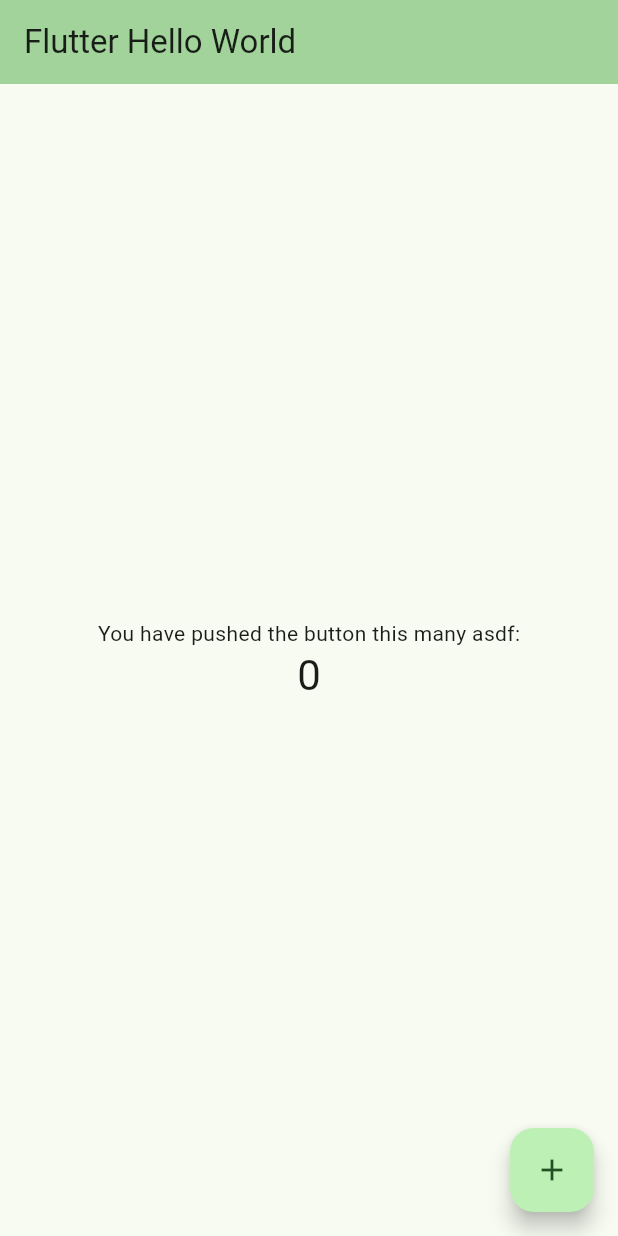
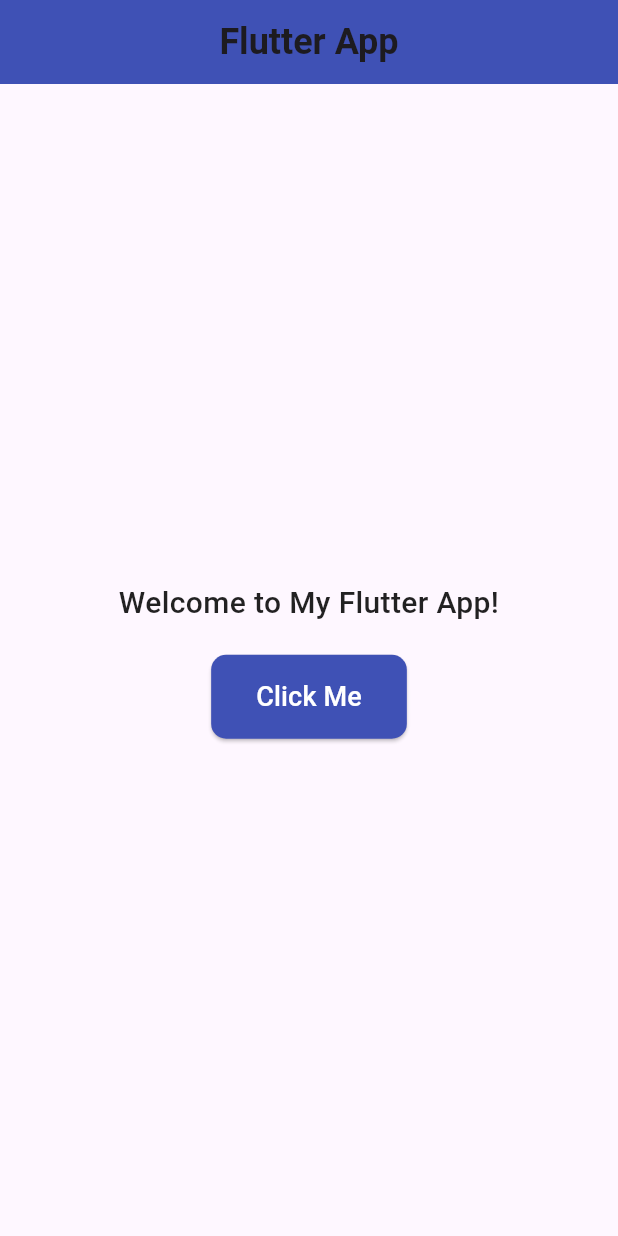
Before and after one commit to BerkePoslu/flutter_uek_app, a Flutter app: the screen it shows after launch, on a phone screen of 412 x 824 dp. Run offline on Flutter 3.47's test engine with Material 3 defaults, Android fonts, the light colour scheme and no system bars.

Commit message:
chore: add button with post request to httpbin.org

```diff
--- /dev/null
+++ b/lib/home_page.dart
@@ -0,0 +1,81 @@
+import 'dart:convert';
+import 'package:flutter/material.dart';
+import 'package:http/http.dart' as http;
+
+class HomePage extends StatelessWidget {
+  const HomePage({super.key});
+
+  Future<http.Response> _onButtonPressed() {
+    final url = Uri.parse('https://httpbin.org/post');
+    final headers = {'Content-Type': 'application/json'};
+    final body = jsonEncode({
+      'currentDateTime': DateTime.now().toIso8601String(),
+      'deviceName': 'Android von ZLI',
+    });
+
+    return http.post(url, headers: headers, body: body).then((response) {
+      if (response.statusCode == 200) {
+        // Handle successful response
+        print('Response data: ${response.body}');
+      } else {
+        // Handle error response
+        print('Error: ${response.statusCode}');
+      }
+      return response;
+    });
+  }
+
+  @override
+  Widget build(BuildContext context) {
+    return Scaffold(
+      appBar: AppBar(
+        title: const Text(
+          'Flutter App',
+          style: TextStyle(fontWeight: FontWeight.bold, fontSize: 24),
+        ),
+        centerTitle: true,
+        backgroundColor: Colors.indigo,
+      ),
+      body: Center(
+        child: Column(
+          mainAxisAlignment: MainAxisAlignment.center,
+          children: [
+            const Text(
+              'Welcome to My Flutter App!',
+              style: TextStyle(
+                fontSize: 20,
+                fontWeight: FontWeight.w500,
+                color: Colors.black87,
+              ),
+              textAlign: TextAlign.center,
+            ),
+            const SizedBox(height: 20),
+            CustomButton(onPressed: _onButtonPressed),
+          ],
+        ),
+      ),
+    );
+  }
+}
+
+class CustomButton extends StatelessWidget {
+  final VoidCallback onPressed;
+
+  const CustomButton({required this.onPressed, super.key});
+
+  @override
+  Widget build(BuildContext context) {
+    return ElevatedButton(
+      onPressed: onPressed,
+      style: ElevatedButton.styleFrom(
+        padding: const EdgeInsets.symmetric(horizontal: 30, vertical: 15),
+        backgroundColor: Colors.indigo,
+        shape: RoundedRectangleBorder(borderRadius: BorderRadius.circular(10)),
+      ),
+      child: const Text(
+        'Click Me',
+        style: TextStyle(fontSize: 18, color: Colors.white),
+      ),
+    );
+  }
+}
--- a/lib/main.dart
+++ b/lib/main.dart
@@ -1,122 +1,6 @@
 import 'package:flutter/material.dart';
+import 'my_app.dart';
 
 void main() {
   runApp(const MyApp());
 }
-
-class MyApp extends StatelessWidget {
-  const MyApp({super.key});
-
-  // This widget is the root of your application.
-  @override
-  Widget build(BuildContext context) {
-    return MaterialApp(
-      title: 'Flutter Demo',
-      theme: ThemeData(
-        // This is the theme of your application.
-        //
-        // TRY THIS: Try running your application with "flutter run". You'll see
-        // the application has a purple toolbar. Then, without quitting the app,
-        // try changing the seedColor in the colorScheme below to Colors.green
-        // and then invoke "hot reload" (save your changes or press the "hot
-        // reload" button in a Flutter-supported IDE, or press "r" if you used
-        // the command line to start the app).
-        //
-        // Notice that the counter didn't reset back to zero; the application
-        // state is not lost during the reload. To reset the state, use hot
-        // restart instead.
-        //
-        // This works for code too, not just values: Most code changes can be
-        // tested with just a hot reload.
-        colorScheme: ColorScheme.fromSeed(seedColor: Colors.green),
-      ),
-      home: const MyHomePage(title: 'Flutter Hello World'),
-    );
-  }
-}
-
-class MyHomePage extends StatefulWidget {
-  const MyHomePage({super.key, required this.title});
-
-  // This widget is the home page of your application. It is stateful, meaning
-  // that it has a State object (defined below) that contains fields that affect
-  // how it looks.
-
-  // This class is the configuration for the state. It holds the values (in this
-  // case the title) provided by the parent (in this case the App widget) and
-  // used by the build method of the State. Fields in a Widget subclass are
-  // always marked "final".
-
-  final String title;
-
-  @override
-  State<MyHomePage> createState() => _MyHomePageState();
-}
-
-class _MyHomePageState extends State<MyHomePage> {
-  int _counter = 0;
-
-  void _incrementCounter() {
-    setState(() {
-      // This call to setState tells the Flutter framework that something has
-      // changed in this State, which causes it to rerun the build method below
-      // so that the display can reflect the updated values. If we changed
-      // _counter without calling setState(), then the build method would not be
-      // called again, and so nothing would appear to happen.
-      _counter++;
-    });
-  }
-
-  @override
-  Widget build(BuildContext context) {
-    // This method is rerun every time setState is called, for instance as done
-    // by the _incrementCounter method above.
-    //
-    // The Flutter framework has been optimized to make rerunning build methods
-    // fast, so that you can just rebuild anything that needs updating rather
-    // than having to individually change instances of widgets.
-    return Scaffold(
-      appBar: AppBar(
-        // TRY THIS: Try changing the color here to a specific color (to
-        // Colors.amber, perhaps?) and trigger a hot reload to see the AppBar
-        // change color while the other colors stay the same.
-        backgroundColor: Theme.of(context).colorScheme.inversePrimary,
-        // Here we take the value from the MyHomePage object that was created by
-        // the App.build method, and use it to set our appbar title.
-        title: Text(widget.title),
-      ),
-      body: Center(
-        // Center is a layout widget. It takes a single child and positions it
-        // in the middle of the parent.
-        child: Column(
-          // Column is also a layout widget. It takes a list of children and
-          // arranges them vertically. By default, it sizes itself to fit its
-          // children horizontally, and tries to be as tall as its parent.
-          //
-          // Column has various properties to control how it sizes itself and
-          // how it positions its children. Here we use mainAxisAlignment to
-          // center the children vertically; the main axis here is the vertical
-          // axis because Columns are vertical (the cross axis would be
-          // horizontal).
-          //
-          // TRY THIS: Invoke "debug painting" (choose the "Toggle Debug Paint"
-          // action in the IDE, or press "p" in the console), to see the
-          // wireframe for each widget.
-          mainAxisAlignment: MainAxisAlignment.center,
-          children: <Widget>[
-            const Text('You have pushed the button this many asdf:'),
-            Text(
-              '$_counter',
-              style: Theme.of(context).textTheme.headlineMedium,
-            ),
-          ],
-        ),
-      ),
-      floatingActionButton: FloatingActionButton(
-        onPressed: _incrementCounter,
-        tooltip: 'Increment',
-        child: const Icon(Icons.add),
-      ), // This trailing comma makes auto-formatting nicer for build methods.
-    );
-  }
-}
--- /dev/null
+++ b/lib/my_app.dart
@@ -0,0 +1,14 @@
+import 'package:flutter/material.dart';
+import 'home_page.dart';
+
+class MyApp extends StatelessWidget {
+  const MyApp({super.key});
+
+  @override
+  Widget build(BuildContext context) {
+    return MaterialApp(
+      theme: ThemeData(primarySwatch: Colors.indigo),
+      home: const HomePage(),
+    );
+  }
+}
--- a/pubspec.yaml
+++ b/pubspec.yaml
@@ -34,6 +34,7 @@
   # The following adds the Cupertino Icons font to your application.
   # Use with the CupertinoIcons class for iOS style icons.
   cupertino_icons: ^1.0.8
+  http: ^1.3.0
 
 dev_dependencies:
   flutter_test:
```
Also changed, not shown: pubspec.lock, 2 other files.
